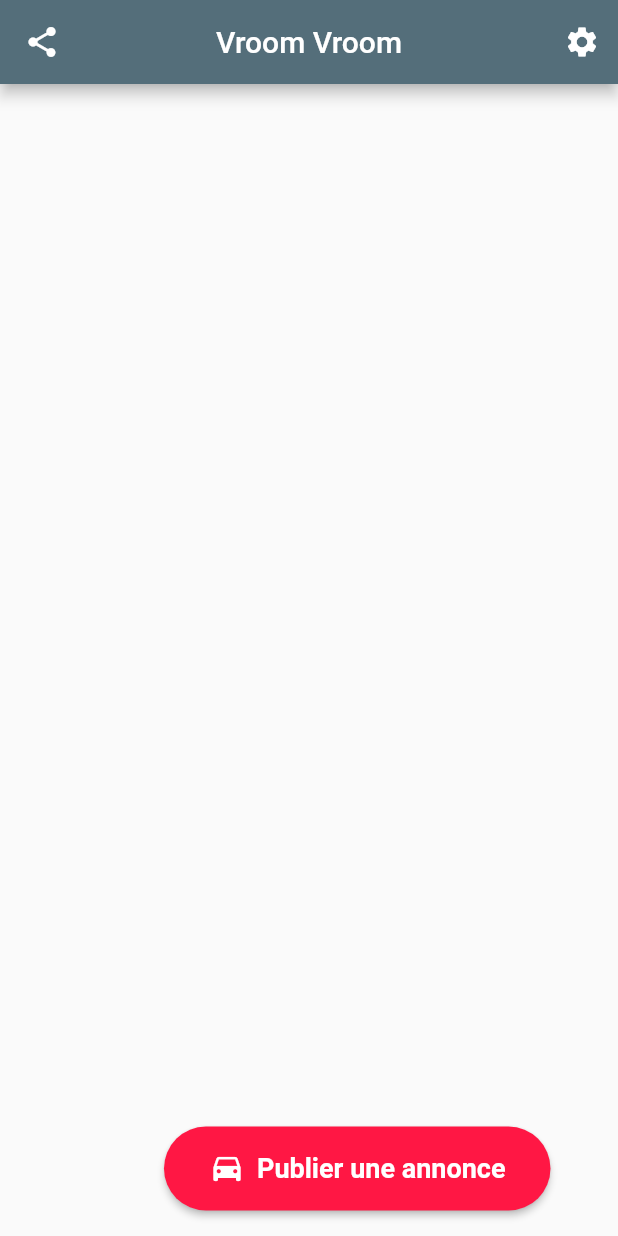
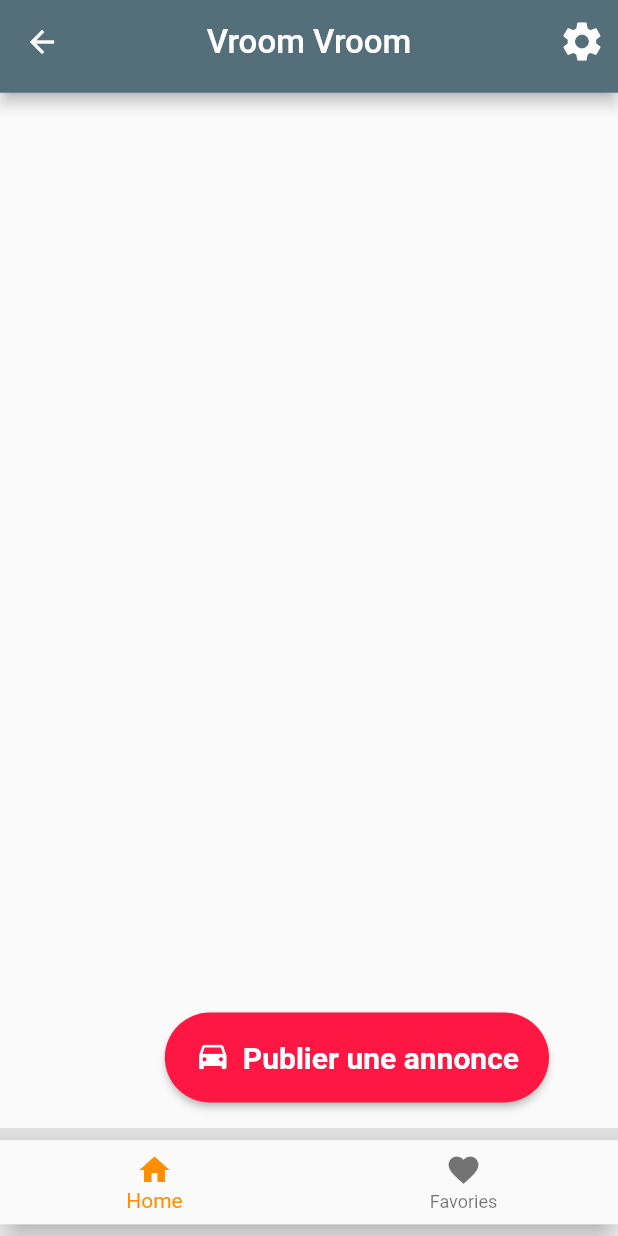
Before and after one commit to mamadou-wone/flutterRefont, a Flutter app: the Test screen opened directly, on a phone screen of 412 x 824 dp. Run offline on Flutter 3.47's test engine with Material 2 defaults, Android fonts, the phone set to English and light mode, and no system bars; our stand-ins replace page_transition.

Commit message:
Day31 #100DaysOfCode [31/100]

```diff
--- /dev/null
+++ b/lib/CustumWidgets/CustumAppBar.dart
@@ -0,0 +1,45 @@
+import 'package:flutter/material.dart';
+
+class CustumAppBar extends StatelessWidget implements PreferredSizeWidget {
+  final BuildContext context;
+  final double heightScreen;
+  final double widthScreen;
+  final double appBarHeight;
+  final double appBarWidth;
+  final double appBarLogoHidth;
+  final double appBarIconHeight;
+
+  CustumAppBar(
+      {@required this.context,
+      @required this.widthScreen,
+      @required this.heightScreen,
+      this.appBarHeight = 0.075,
+      this.appBarWidth = 1,
+      this.appBarLogoHidth = 0.038,
+      this.appBarIconHeight = 0.038});
+
+  @override
+  Widget build(BuildContext context) {
+    double logoSize = this.heightScreen * this.appBarLogoHidth;
+    double iconSize = this.heightScreen * this.appBarIconHeight;
+    return AppBar(
+      centerTitle: true,
+      backgroundColor: Colors.blueGrey[600],
+      title: Text('Vroom Vroom',
+          style: TextStyle(color: Colors.white, fontSize: 22.0)),
+      actions: <Widget>[
+        IconButton(
+            icon: Icon(
+              Icons.settings,
+              color: Colors.white,
+              size: iconSize,
+            ),
+            onPressed: null),
+      ],
+    );
+  }
+
+  @override
+  Size get preferredSize =>
+      Size(widthScreen * appBarWidth, heightScreen * appBarHeight);
+}
--- /dev/null
+++ b/lib/CustumWidgets/CustumBottomBar.dart
@@ -0,0 +1,89 @@
+import 'package:flutter/material.dart';
+
+import '../Test.dart';
+
+class CustomBottomBar extends StatefulWidget {
+  final BuildContext context;
+  final double heightScrenn;
+  final double widthScreen;
+  final double
+      appBarHeight; //Coeficient que je définit pour calculer la hauteur en fonction de l'ecran
+  final double appBarWidth;
+  final double appBarIconHeigth;
+  final double appBarBorderHeigth; //Hauteur de ma séparation
+
+  CustomBottomBar(
+      {@required this.context,
+      @required this.heightScrenn,
+      @required this.widthScreen,
+      this.appBarHeight = 0.0874,
+      this.appBarWidth = 1,
+      this.appBarIconHeigth = 0.04,
+      this.appBarBorderHeigth = 0.01});
+
+  @override
+  _CustomBottomBarState createState() => _CustomBottomBarState();
+}
+
+class _CustomBottomBarState extends State<CustomBottomBar> {
+  int _selectedIndex = 0;
+
+  void _onItemTapped(int index) {
+    setState(() {
+      _selectedIndex = index;
+      switch (index) {
+        case 0:
+          Navigator.pushReplacementNamed(context, "/home");
+          break;
+        case 1:
+          Navigator.pushReplacementNamed(context, "/test");
+          break;
+        // default:
+      }
+    });
+  }
+
+  Widget buildTopBorder() {
+    return Container(
+      height: this.widget.heightScrenn * this.widget.appBarBorderHeigth,
+      width: this.widget.widthScreen * this.widget.appBarWidth,
+      color: Colors.grey[300],
+    );
+  }
+
+  Widget buildIconsRow() {
+    double rowHeight = this.widget.heightScrenn * this.widget.appBarHeight -
+        this.widget.heightScrenn * this.widget.appBarBorderHeigth;
+    double iconSize = this.widget.heightScrenn * this.widget.appBarIconHeigth;
+
+    return BottomNavigationBar(
+      items: <BottomNavigationBarItem>[
+        BottomNavigationBarItem(
+          icon: Icon(Icons.home),
+          title: Text('Home'),
+        ),
+        BottomNavigationBarItem(
+          icon: Icon(Icons.favorite),
+          title: Text('Favories'),
+        ),
+      ],
+      currentIndex: _selectedIndex,
+      selectedItemColor: Colors.amber[800],
+      onTap: _onItemTapped,
+    );
+  }
+
+  @override
+  Widget build(BuildContext context) {
+    return Container(
+      height: this.widget.heightScrenn * this.widget.appBarHeight,
+      width: this.widget.widthScreen * this.widget.appBarWidth,
+      child: Column(
+        children: <Widget>[
+          buildTopBorder(),
+          buildIconsRow(),
+        ],
+      ),
+    );
+  }
+}
--- a/lib/CustumButton.dart
+++ b/lib/CustumWidgets/CustumButton.dart
@@ -3,21 +3,19 @@ import 'package:flutter/material.dart';
 class CustumButton extends StatelessWidget {
   CustumButton({@required this.onPressed});
   final GestureTapCallback onPressed;
-
   @override
   Widget build(BuildContext context) {
     return Padding(
-      padding: const EdgeInsets.symmetric(vertical: 1.0, horizontal: 29.0),
+      padding: const EdgeInsets.symmetric(vertical: 1.0, horizontal: 30.0),
       child: RawMaterialButton(
-        highlightElevation: 5.0,
         fillColor: Colors.redAccent[400],
-        splashColor: Colors.red[500],
+        splashColor: Colors.deepOrange,
         shape: StadiumBorder(),
         child: Padding(
-          padding: const EdgeInsets.symmetric(vertical: 16.0, horizontal: 30.0),
+          padding: EdgeInsets.symmetric(vertical: 18.0, horizontal: 20.0),
           child: Row(
             mainAxisSize: MainAxisSize.min,
-            children: const <Widget>[
+            children: <Widget>[
               Icon(
                 Icons.time_to_leave,
                 color: Colors.white,
@@ -25,12 +23,14 @@ class CustumButton extends StatelessWidget {
               SizedBox(
                 width: 8.0,
               ),
-              Text('Publier une annonce',
-                  style: TextStyle(
-                      color: Colors.white,
-                      fontFamily: 'Roboto',
-                      fontSize: 18.0,
-                      fontWeight: FontWeight.bold)),
+              Text(
+                'Publier une annonce',
+                style: TextStyle(
+                    fontFamily: 'Roboto',
+                    fontSize: 20.0,
+                    color: Colors.white,
+                    fontWeight: FontWeight.bold),
+              )
             ],
           ),
         ),
--- a/lib/Test.dart
+++ b/lib/Test.dart
@@ -1,4 +1,6 @@
-import 'package:TrainingApp/CustumButton.dart';
+import 'package:TrainingApp/CustumWidgets/CustumAppBar.dart';
+import 'package:TrainingApp/CustumWidgets/CustumBottomBar.dart';
+import 'package:TrainingApp/CustumWidgets/CustumButton.dart';
 import 'package:flutter/material.dart';
 
 class Test extends StatefulWidget {
@@ -7,28 +9,28 @@ class Test extends StatefulWidget {
 }
 
 class _TestState extends State<Test> {
+  // int _selectedIndex = 0;
+
+  // void _onItemTapped(int index) {
+  //   setState(() {
+  //     _selectedIndex = index;
+  //   });
+  // }
+
   @override
   Widget build(BuildContext context) {
+    double screenWidth = MediaQuery.of(context).size.width;
+    double screenHeigth = MediaQuery.of(context).size.height;
     return Scaffold(
-      appBar: AppBar(
-        title: Text('Vroom Vroom'),
-        centerTitle: true,
-        leading: Icon(Icons.share),
-        backgroundColor: Colors.blueGrey[600],
-        actions: <Widget>[
-          IconButton(
-              icon: Icon(
-                Icons.settings,
-                color: Colors.white,
-              ),
-              onPressed: null),
-        ],
-      ),
-      floatingActionButton: CustumButton(
-        onPressed: () {
-          print('test');
-        },
-      ),
-    );
+        appBar: CustumAppBar(
+          context: context,
+          widthScreen: screenWidth,
+          heightScreen: screenHeigth,
+        ),
+        floatingActionButton: CustumButton(onPressed: () {}),
+        bottomNavigationBar: CustomBottomBar(
+            context: context,
+            heightScrenn: screenHeigth,
+            widthScreen: screenWidth));
   }
 }
--- a/pubspec.yaml
+++ b/pubspec.yaml
@@ -14,6 +14,7 @@ dependencies:
 
   cupertino_icons: ^0.1.3
   english_words: ^3.1.5
+  page_transition: ^1.1.6
   # audioplayers: ^0.15.1
   # rflutter_alert: ^1.0.3
   http: ^0.12.2
```
Also changed, not shown: lib/Intro.dart (added, +22 -0 lines), lib/SecondPage.dart (added, +27 -0 lines), lib/main.dart (+19 -1 lines), pubspec.lock.
